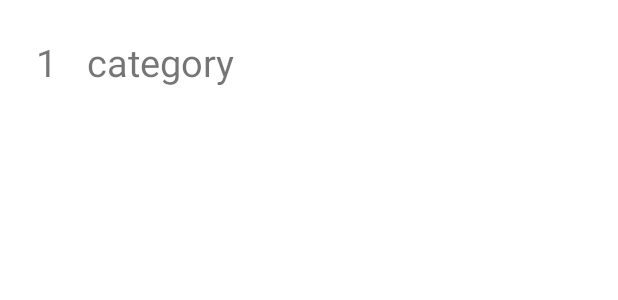
After one commit to onemorebruh/moneykeeper, an Android app: the layout row.xml on its own in the app's theme, with its tools: preview values and no code run, on a phone screen of 412 x 824 dp. The commit adds this screen. Shown: the top 300 px of the screen. Run offline under Robolectric (Android 15) with nearby library versions, the phone set to English and light mode, and no system bars.

Commit message:
rewrote linearLayout to recyclerView but it saves first object only now

```diff
--- a/app/build.gradle
+++ b/app/build.gradle
@@ -44,6 +44,7 @@ dependencies {
     testImplementation 'junit:junit:4.13.2'
     androidTestImplementation 'androidx.test.ext:junit:1.1.4'
     androidTestImplementation 'androidx.test.espresso:espresso-core:3.5.0'
+    implementation "androidx.recyclerview:recyclerview:1.2.1"
     //lifecycle
     implementation "androidx.lifecycle:lifecycle-viewmodel-ktx:2.5.1"
     //coroutines
@@ -51,6 +52,7 @@ dependencies {
     //room
     def room_version = "2.4.3"
     implementation "androidx.room:room-runtime:$room_version"
+    implementation 'androidx.room:room-ktx:2.4.3'
     annotationProcessor "androidx.room:room-compiler:$room_version"
     kapt "androidx.room:room-compiler:$room_version"
 
--- a/app/src/main/java/com/example/moneykeeper/database/CategoriesDao.kt
+++ b/app/src/main/java/com/example/moneykeeper/database/CategoriesDao.kt
@@ -1,5 +1,6 @@
 package com.example.moneykeeper.database
 
+import androidx.lifecycle.LiveData
 import androidx.room.Dao
 import androidx.room.Delete
 import androidx.room.Insert
@@ -10,13 +11,13 @@ import androidx.room.Query
 interface CategoriesDao {
 
     @Query("SELECT * FROM category")
-    fun getAll(): List<Category>
+    fun getAll(): LiveData<List<Category>>
 
     @Query("SELECT * FROM category WHERE uid = :uid LIMIT 1")
     fun getOneById(uid: Int): Category
 
     @Insert
-    fun insert(vararg : Category)
+    suspend fun insert(vararg : Category)
 
     @Delete
     fun delete(category: Category)
--- /dev/null
+++ b/app/src/main/res/layout/row.xml
@@ -0,0 +1,28 @@
+<?xml version="1.0" encoding="utf-8"?>
+<androidx.constraintlayout.widget.ConstraintLayout xmlns:android="http://schemas.android.com/apk/res/android"
+    xmlns:app="http://schemas.android.com/apk/res-auto"
+    xmlns:tools="http://schemas.android.com/tools"
+    android:layout_width="match_parent"
+    android:layout_height="match_parent"
+    android:padding="24dp"
+    android:scrollbarSize="4dp">
+
+    <TextView
+        android:id="@+id/uid_row"
+        android:layout_width="wrap_content"
+        android:layout_height="wrap_content"
+        android:text="1"
+        android:textSize="25sp"
+        app:layout_constraintStart_toStartOf="parent"
+        app:layout_constraintTop_toTopOf="parent" />
+
+    <TextView
+        android:id="@+id/name_row"
+        android:layout_width="wrap_content"
+        android:layout_height="wrap_content"
+        android:layout_marginStart="20dp"
+        android:text="category"
+        android:textSize="25sp"
+        app:layout_constraintStart_toEndOf="@+id/uid_row"
+        app:layout_constraintTop_toTopOf="parent" />
+</androidx.constraintlayout.widget.ConstraintLayout>
```
Also changed, not shown: app/src/main/java/com/example/moneykeeper/CategoriesFragment.kt (+22 -31 lines), app/src/main/java/com/example/moneykeeper/CategoriesListAdapter.kt (added, +36 -0 lines), app/src/main/java/com/example/moneykeeper/addCategoryFragment.kt (+32 -20 lines), app/src/main/java/com/example/moneykeeper/database/CategoriesRepository.kt (added, +11 -0 lines), app/src/main/java/com/example/moneykeeper/database/CategoriesViewModel.kt (added, +27 -0 lines), app/src/main/java/com/example/moneykeeper/database/Database.kt (+23 -0 lines), app/src/main/res/layout/fragment_categories.xml (+6 -10 lines).
